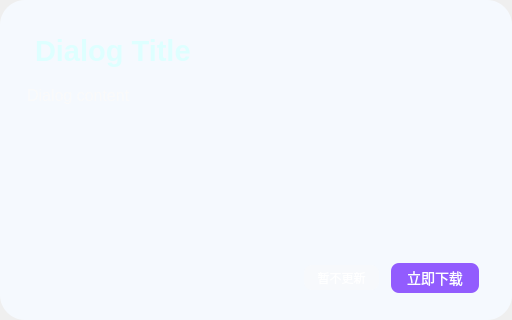
Old version of the form UI_UpdateDialog.ui in the repository YangShengzhou03/LeafView.
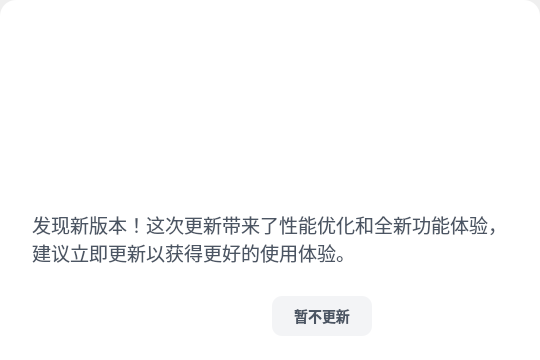
New version of the form.

What changed in the file:
```diff
--- a/UI_UpdateDialog.ui
+++ b/UI_UpdateDialog.ui
@@ -6,8 +6,8 @@
    <rect>
     <x>0</x>
     <y>0</y>
-    <width>512</width>
-    <height>320</height>
+    <width>540</width>
+    <height>360</height>
    </rect>
   </property>
   <property name="windowTitle">
@@ -33,14 +33,15 @@
     <widget class="QFrame" name="frame">
      <property name="minimumSize">
       <size>
-       <width>512</width>
-       <height>320</height>
+       <width>540</width>
+       <height>360</height>
       </size>
      </property>
      <property name="styleSheet">
       <string notr="true">QFrame#frame{
-background-color: rgb(245, 249, 254);
-border-radius:25px;
+background-color: rgb(255, 255, 255);
+border-radius: 16px;
+box-shadow: 0 10px 30px rgba(0, 0, 0, 0.1);
 }</string>
      </property>
      <property name="frameShape">
@@ -49,9 +50,9 @@
      <property name="frameShadow">
       <enum>QFrame::Raised</enum>
      </property>
-     <layout class="QHBoxLayout" name="horizontalLayout_7" stretch="4">
+     <layout class="QVBoxLayout" name="verticalLayout_2">
       <property name="spacing">
-       <number>12</number>
+       <number>0</number>
       </property>
       <property name="leftMargin">
        <number>0</number>
@@ -66,116 +67,147 @@
        <number>0</number>
       </property>
       <item>
-       <layout class="QVBoxLayout" name="verticalLayout_6" stretch="9">
-        <property name="spacing">
-         <number>0</number>
-        </property>
-        <property name="leftMargin">
-         <number>9</number>
-        </property>
-        <property name="topMargin">
-         <number>9</number>
-        </property>
-        <property name="rightMargin">
-         <number>9</number>
-        </property>
-        <property name="bottomMargin">
-         <number>9</number>
-        </property>
-        <item>
-         <widget class="QWidget" name="widget_3" native="true">
+       <widget class="QWidget" name="headerWidget" native="true">
           <property name="minimumSize">
            <size>
             <width>0</width>
-            <height>0</height>
-           </size>
-          </property>
-          <property name="maximumSize">
-           <size>
-            <width>16777215</width>
-            <height>16777215</height>
+          <height>160</height>
            </size>
           </property>
           <property name="styleSheet">
-           <string notr="true">.QWidget{
-background-color: qlineargradient(x1:0, y1:0, x2:0, y2:1,
-                                  stop:0 rgb(105, 27, 253), 
-                                  stop:1 rgb(200, 160, 240));
-border-radius:16px;
-color: rgb(255, 255, 255);
+         <string notr="true">.QWidget#headerWidget{
+background: linear-gradient(135deg, #6366F1 0%, #8B5CF6 100%);
+border-radius: 16px 16px 0 0;
+position: relative;
+overflow: hidden;
 }
 
-</string>
-          </property>
-          <layout class="QHBoxLayout" name="horizontalLayout_5" stretch="5">
+.QWidget#headerWidget::before {
+content: '';
+position: absolute;
+width: 300px;
+height: 300px;
+background: rgba(255, 255, 255, 0.1);
+border-radius: 50%;	op: -150px;
+right: -150px;
+}
+
+.QWidget#headerWidget::after {
+content: '';
+position: absolute;
+width: 150px;
+height: 150px;
+background: rgba(255, 255, 255, 0.15);
+border-radius: 50%;
+bottom: -75px;
+left: -75px;
+}</string>
+        </property>
+        <layout class="QVBoxLayout" name="verticalLayout_3">
            <property name="spacing">
-            <number>18</number>
+          <number>8</number>
            </property>
            <property name="leftMargin">
-            <number>18</number>
+          <number>32</number>
            </property>
            <property name="topMargin">
-            <number>18</number>
+          <number>32</number>
            </property>
            <property name="rightMargin">
-            <number>18</number>
+          <number>32</number>
            </property>
            <property name="bottomMargin">
-            <number>18</number>
-           </property>
-           <item>
-            <layout class="QHBoxLayout" name="horizontalLayout_4">
-             <item>
-              <layout class="QVBoxLayout" name="verticalLayout_5" stretch="1,3,1">
-               <property name="spacing">
-                <number>0</number>
+          <number>24</number>
                </property>
                <item>
                 <widget class="QLabel" name="label_title">
                  <property name="font">
                   <font>
-                   <pointsize>22</pointsize>
+             <pointsize>24</pointsize>
                    <bold>true</bold>
                   </font>
                  </property>
                  <property name="styleSheet">
                   <string notr="true">QLabel {
-    color: rgba(222, 255, 255, 255);
-    qproperty-alignment: 'AlignCenter';
-    margin-bottom: 12px;
+    color: rgb(255, 255, 255);
+    qproperty-alignment: 'AlignLeft';
 }</string>
                  </property>
                  <property name="text">
-                  <string>Dialog Title</string>
+            <string>新版本已发布</string>
                  </property>
                 </widget>
                </item>
                <item>
-                <widget class="QLabel" name="label_content">
+          <widget class="QLabel" name="label_version">
                  <property name="font">
                   <font>
-                   <pointsize>12</pointsize>
+             <pointsize>16</pointsize>
                    <bold>false</bold>
                   </font>
                  </property>
                  <property name="styleSheet">
-                  <string notr="true">color: rgb(250, 250, 250)</string>
+            <string notr="true">color: rgba(255, 255, 255, 0.9);</string>
                  </property>
                  <property name="text">
-                  <string>Dialog content</string>
-                 </property>
-                 <property name="alignment">
-                  <set>Qt::AlignLeading|Qt::AlignLeft|Qt::AlignTop</set>
+            <string>LeafView v2.0.0</string>
+           </property>
+          </widget>
+         </item>
+        </layout>
+       </widget>
+      </item>
+      <item>
+       <widget class="QWidget" name="contentWidget" native="true">
+        <property name="styleSheet">
+         <string notr="true">.QWidget#contentWidget {
+background-color: rgb(255, 255, 255);
+border-radius: 0 0 16px 16px;
+}
+
+QLabel#label_content {
+color: #4B5563;
+line-height: 1.5;
+}</string>
+        </property>
+        <layout class="QVBoxLayout" name="verticalLayout_4">
+         <property name="spacing">
+          <number>24</number>
+         </property>
+         <property name="leftMargin">
+          <number>32</number>
+         </property>
+         <property name="topMargin">
+          <number>24</number>
+         </property>
+         <property name="rightMargin">
+          <number>32</number>
+         </property>
+         <property name="bottomMargin">
+          <number>24</number>
+         </property>
+         <item>
+          <widget class="QLabel" name="label_content">
+           <property name="font">
+            <font>
+             <pointsize>14</pointsize>
+            </font>
+           </property>
+           <property name="text">
+            <string>发现新版本！这次更新带来了性能优化和全新功能体验，建议立即更新以获得更好的使用体验。</string>
+           </property>
+           <property name="wordWrap">
+            <bool>true</bool>
                  </property>
                 </widget>
                </item>
                <item>
                 <layout class="QHBoxLayout" name="horizontalLayout">
                  <property name="spacing">
-                  <number>12</number>
+            <number>16</number>
                  </property>
                  <property name="rightMargin">
-                  <number>6</number>
+            <number>0</number>
                  </property>
                  <item>
                   <spacer name="horizontalSpacer_2">
@@ -194,24 +226,26 @@
                   <widget class="QPushButton" name="pushButton_cancel">
                    <property name="minimumSize">
                     <size>
-                     <width>75</width>
-                     <height>25</height>
+               <width>100</width>
+               <height>40</height>
                     </size>
                    </property>
                    <property name="maximumSize">
                     <size>
-                     <width>75</width>
-                     <height>25</height>
+               <width>100</width>
+               <height>40</height>
                     </size>
                    </property>
                    <property name="styleSheet">
                     <string notr="true">QPushButton {
-    background-color: rgba(250, 250, 250, 100);
-    color: white;
+    background-color: #F3F4F6;
+    color: #4B5563;
     border: none;
-    border-radius: 8px;
+    border-radius: 10px;
     font-family: 'Microsoft YaHei';
-    font-size: 12px;
+    font-size: 14px;
+    font-weight: 500;
+    transition: all 0.2s ease;
 }
 
 QPushButton:hover {
@@ -231,24 +265,27 @@
                   <widget class="QPushButton" name="pushButton_download">
                    <property name="minimumSize">
                     <size>
-                     <width>88</width>
-                     <height>30</height>
+               <width>120</width>
+               <height>40</height>
                     </size>
                    </property>
                    <property name="maximumSize">
                     <size>
-                     <width>88</width>
-                     <height>30</height>
+               <width>120</width>
+               <height>40</height>
                     </size>
                    </property>
                    <property name="styleSheet">
                     <string notr="true">QPushButton {
-    background-color: rgba(105, 27, 253, 180);
+    background: linear-gradient(135deg, #6366F1 0%, #8B5CF6 100%);
     color: white;
     border: none;
-    border-radius: 8px;
+    border-radius: 10px;
     font-family: 'Microsoft YaHei';
     font-size: 14px;
+    font-weight: 500;
+    box-shadow: 0 4px 12px rgba(99, 102, 241, 0.3);
+    transition: all 0.2s ease;
 }
 
 QPushButton:hover {
@@ -260,20 +297,14 @@
 }</string>
                    </property>
                    <property name="text">
-                    <string>立即下载</string>
+              <string>立即更新</string>
                    </property>
                   </widget>
                  </item>
                 </layout>
                </item>
               </layout>
-             </item>
-            </layout>
-           </item>
-          </layout>
-         </widget>
-        </item>
-       </layout>
+       </widget>
       </item>
      </layout>
     </widget>
```
Left out of the diff: 19 changed lines with no effect on the pictures. Lines whose indentation alone changed are shown as unchanged.
